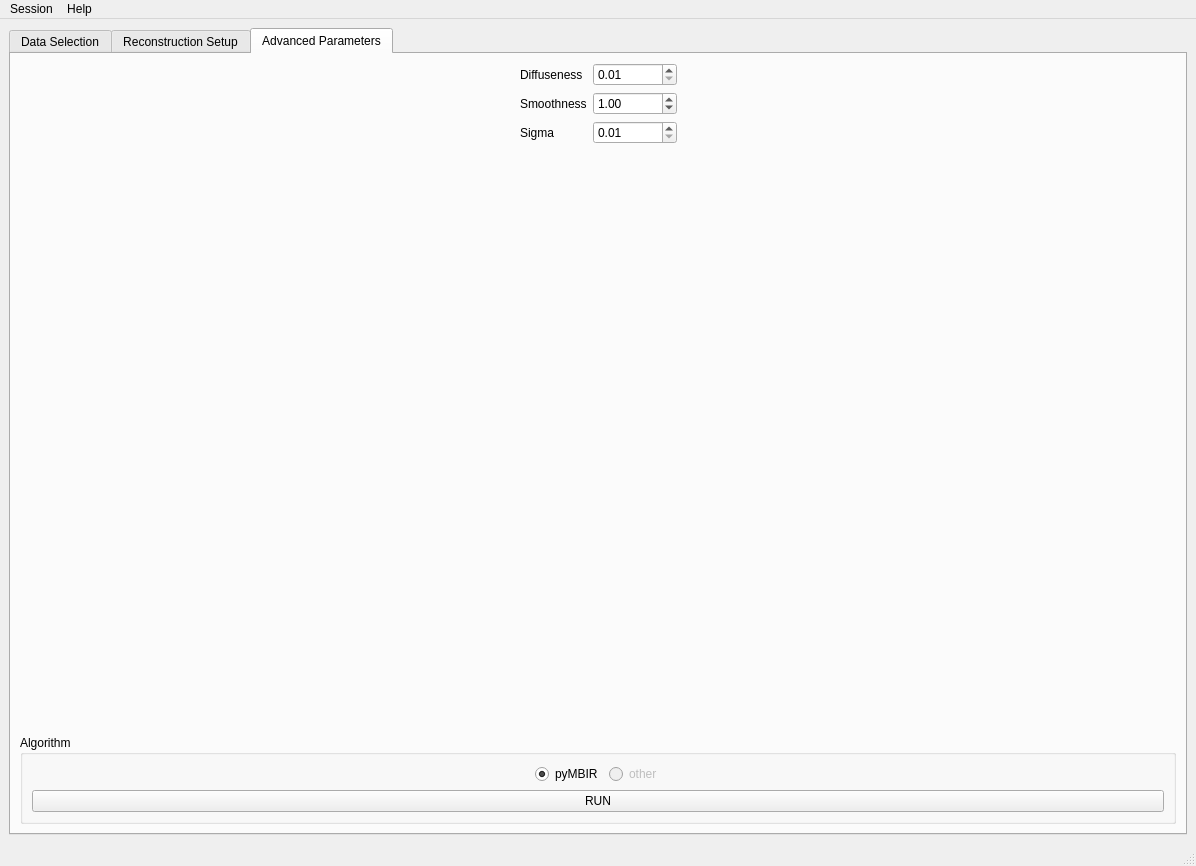
The window that src/ui/main_application.ui (ornlneutronimaging/pyMBIR_UI) describes before a commit, drawn with Qt 5.
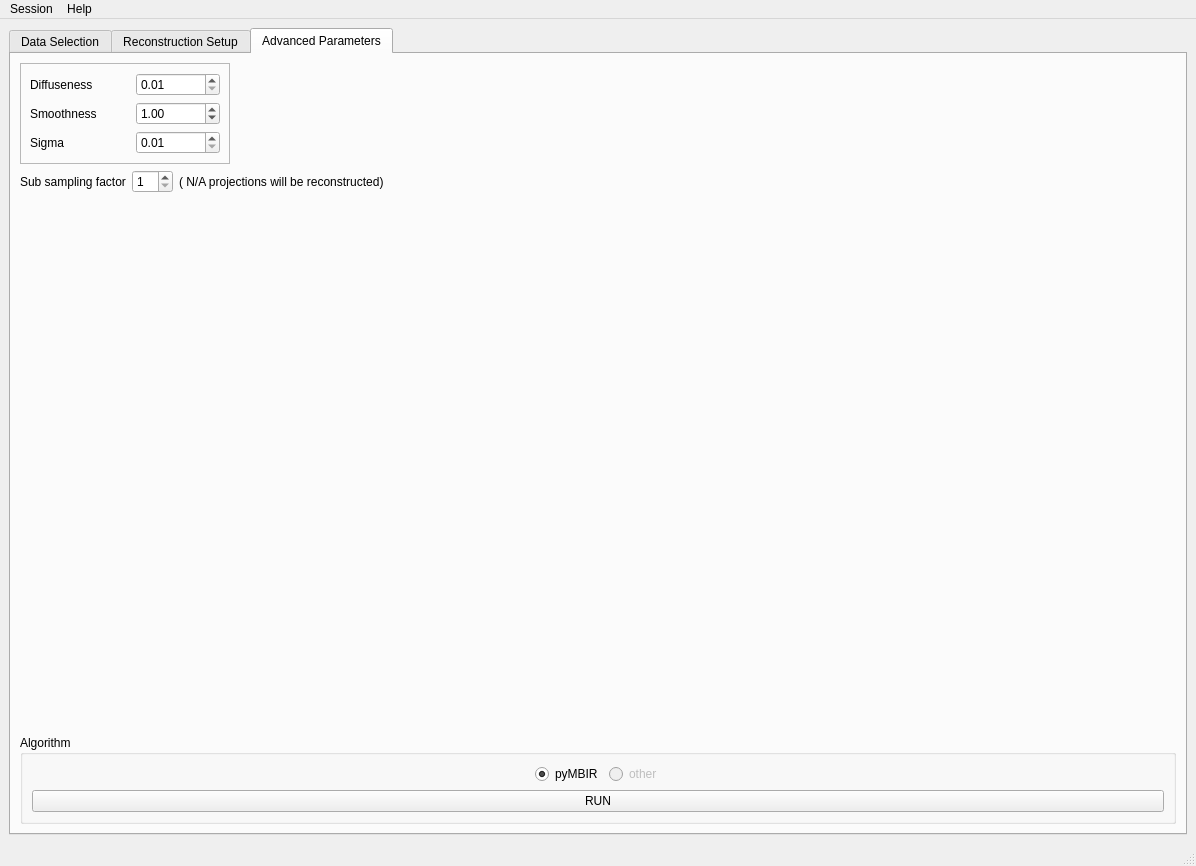
The same window after the commit. The open tabs and pages were chosen to show the change. Icons and pictures are not drawn.

Commit message: Building command line. Added sampling widget. this refs #14

Diff of the .ui file:
```diff
--- a/src/ui/main_application.ui
+++ b/src/ui/main_application.ui
@@ -722,33 +722,53 @@
        <attribute name="title">
         <string>Advanced Parameters</string>
        </attribute>
-       <layout class="QVBoxLayout" name="verticalLayout_12">
+       <layout class="QVBoxLayout" name="verticalLayout_13">
         <item>
          <layout class="QHBoxLayout" name="horizontalLayout_11">
           <item>
-           <spacer name="horizontalSpacer_8">
-            <property name="orientation">
-             <enum>Qt::Horizontal</enum>
+           <widget class="QFrame" name="frame">
+            <property name="frameShape">
+             <enum>QFrame::StyledPanel</enum>
             </property>
-            <property name="sizeHint" stdset="0">
+            <property name="frameShadow">
+             <enum>QFrame::Raised</enum>
+            </property>
+            <layout class="QVBoxLayout" name="verticalLayout_12">
+             <item>
+              <layout class="QGridLayout" name="gridLayout_4">
+               <item row="0" column="0">
+                <widget class="QLabel" name="label_13">
+                 <property name="minimumSize">
              <size>
-              <width>40</width>
-              <height>20</height>
-             </size>
-            </property>
-           </spacer>
-          </item>
-          <item>
-           <layout class="QGridLayout" name="gridLayout_3">
-            <item row="2" column="0">
-             <widget class="QLabel" name="label_16">
+                   <width>100</width>
+                   <height>0</height>
+                  </size>
+                 </property>
               <property name="text">
-               <string>Sigma</string>
+                  <string>Diffuseness</string>
               </property>
              </widget>
             </item>
             <item row="0" column="1">
              <widget class="QDoubleSpinBox" name="diffuseness_doubleSpinBox">
+                 <property name="sizePolicy">
+                  <sizepolicy hsizetype="Maximum" vsizetype="Fixed">
+                   <horstretch>0</horstretch>
+                   <verstretch>0</verstretch>
+                  </sizepolicy>
+                 </property>
+                 <property name="minimumSize">
+                  <size>
+                   <width>50</width>
+                   <height>0</height>
+                  </size>
+                 </property>
+                 <property name="maximumSize">
+                  <size>
+                   <width>100</width>
+                   <height>16777215</height>
+                  </size>
+                 </property>
               <property name="minimum">
                <double>0.010000000000000</double>
               </property>
@@ -760,11 +780,42 @@
               </property>
              </widget>
             </item>
+               <item row="1" column="0">
+                <widget class="QLabel" name="label_15">
+                 <property name="minimumSize">
+                  <size>
+                   <width>100</width>
+                   <height>0</height>
+                  </size>
+                 </property>
+                 <property name="text">
+                  <string>Smoothness</string>
+                 </property>
+                </widget>
+               </item>
             <item row="1" column="1">
              <widget class="QDoubleSpinBox" name="smoothness_doubleSpinBox">
               <property name="enabled">
                <bool>true</bool>
               </property>
+                 <property name="sizePolicy">
+                  <sizepolicy hsizetype="Maximum" vsizetype="Fixed">
+                   <horstretch>0</horstretch>
+                   <verstretch>0</verstretch>
+                  </sizepolicy>
+                 </property>
+                 <property name="minimumSize">
+                  <size>
+                   <width>50</width>
+                   <height>0</height>
+                  </size>
+                 </property>
+                 <property name="maximumSize">
+                  <size>
+                   <width>100</width>
+                   <height>16777215</height>
+                  </size>
+                 </property>
               <property name="minimum">
                <double>0.010000000000000</double>
               </property>
@@ -779,8 +830,39 @@
               </property>
              </widget>
             </item>
+               <item row="2" column="0">
+                <widget class="QLabel" name="label_16">
+                 <property name="minimumSize">
+                  <size>
+                   <width>100</width>
+                   <height>0</height>
+                  </size>
+                 </property>
+                 <property name="text">
+                  <string>Sigma</string>
+                 </property>
+                </widget>
+               </item>
             <item row="2" column="1">
              <widget class="QDoubleSpinBox" name="sigma_doubleSpinBox">
+                 <property name="sizePolicy">
+                  <sizepolicy hsizetype="Maximum" vsizetype="Fixed">
+                   <horstretch>0</horstretch>
+                   <verstretch>0</verstretch>
+                  </sizepolicy>
+                 </property>
+                 <property name="minimumSize">
+                  <size>
+                   <width>50</width>
+                   <height>0</height>
+                  </size>
+                 </property>
+                 <property name="maximumSize">
+                  <size>
+                   <width>100</width>
+                   <height>16777215</height>
+                  </size>
+                 </property>
               <property name="minimum">
                <double>0.010000000000000</double>
               </property>
@@ -792,24 +874,54 @@
               </property>
              </widget>
             </item>
-            <item row="1" column="0">
-             <widget class="QLabel" name="label_15">
+              </layout>
+             </item>
+            </layout>
+           </widget>
+          </item>
+          <item>
+           <spacer name="horizontalSpacer_8">
+            <property name="orientation">
+             <enum>Qt::Horizontal</enum>
+            </property>
+            <property name="sizeHint" stdset="0">
+             <size>
+              <width>40</width>
+              <height>20</height>
+             </size>
+            </property>
+           </spacer>
+          </item>
+         </layout>
+        </item>
+        <item>
+         <layout class="QHBoxLayout" name="horizontalLayout_12">
+          <item>
+           <widget class="QLabel" name="label_17">
               <property name="text">
-               <string>Smoothness</string>
+             <string>Sub sampling factor</string>
               </property>
              </widget>
             </item>
-            <item row="0" column="0">
-             <widget class="QLabel" name="label_13">
+          <item>
+           <widget class="QSpinBox" name="sub_sampling_spinBox">
+            <property name="minimum">
+             <number>1</number>
+            </property>
+            <property name="maximum">
+             <number>10</number>
+            </property>
+           </widget>
+          </item>
+          <item>
+           <widget class="QLabel" name="sub_sampling_label">
               <property name="text">
-               <string>Diffuseness</string>
+             <string>( N/A projections will be reconstructed)</string>
               </property>
              </widget>
             </item>
-           </layout>
-          </item>
           <item>
-           <spacer name="horizontalSpacer_6">
+           <spacer name="horizontalSpacer_12">
             <property name="orientation">
              <enum>Qt::Horizontal</enum>
             </property>
```
Left out of the diff: 43 changed lines with no effect on the pictures. Lines whose indentation alone changed are shown as unchanged. The commit also changes 4 other files.
